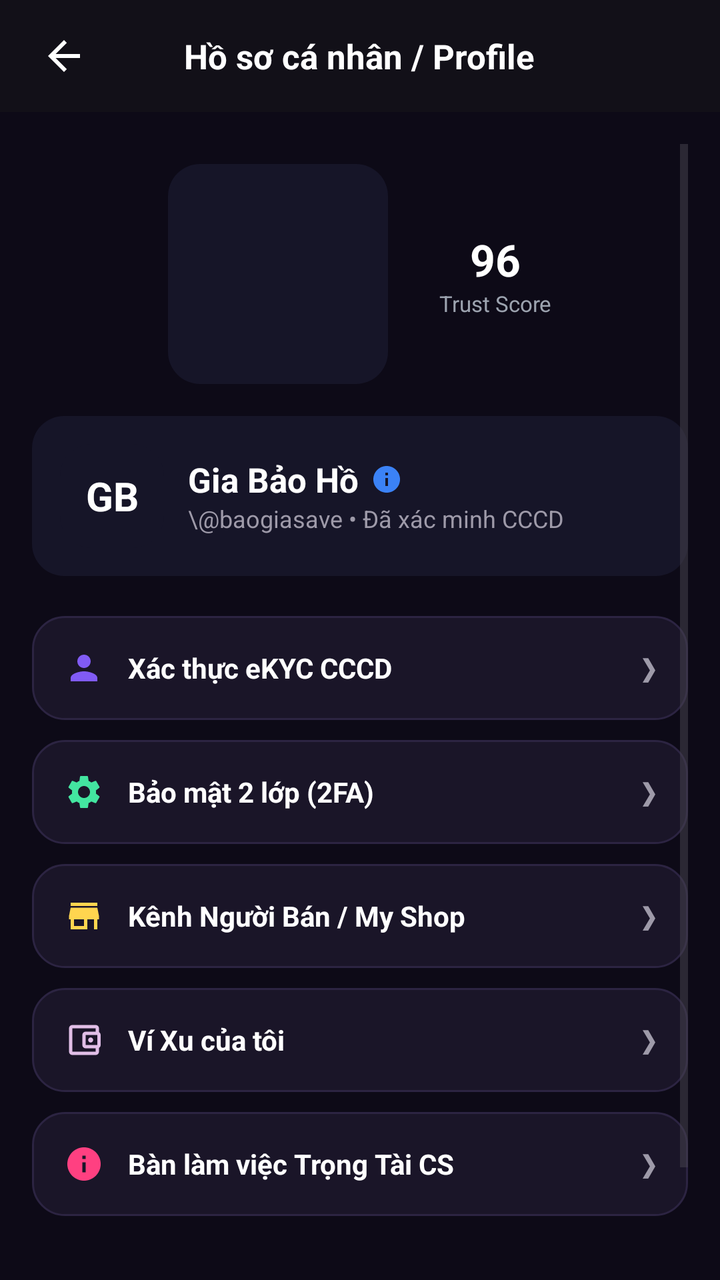
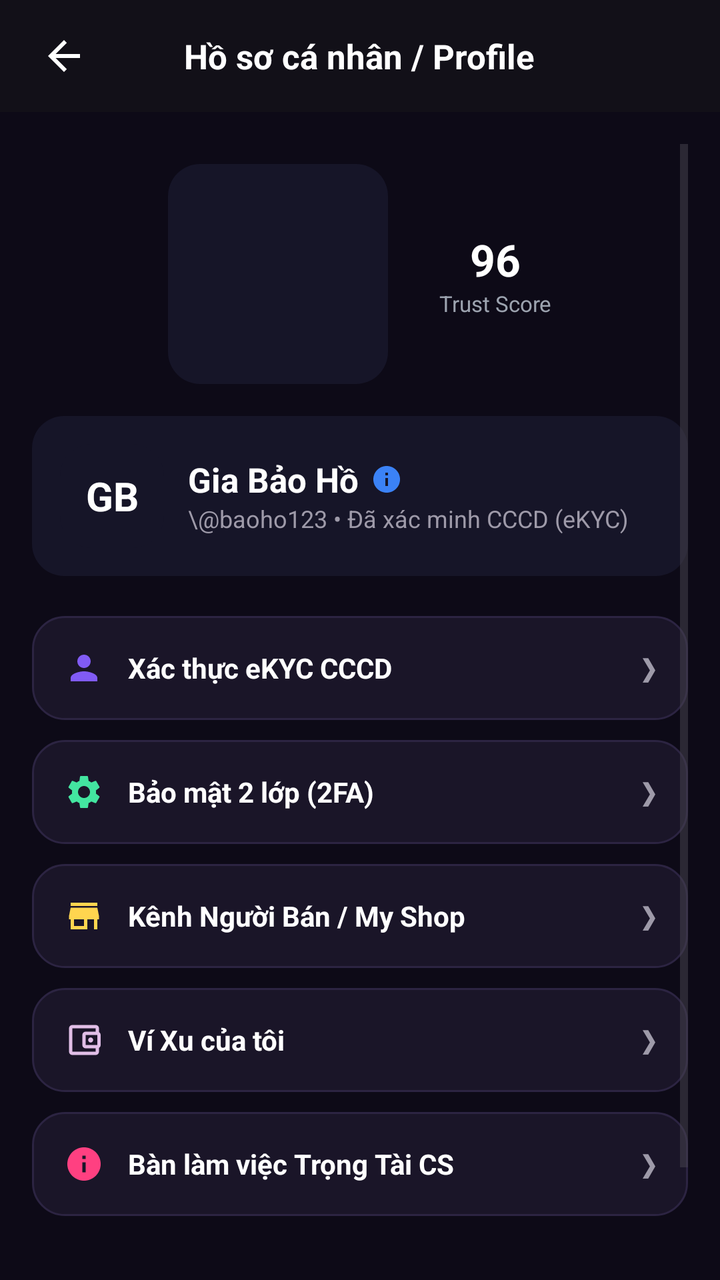

Two renders of the same Android screen: before a commit and after it. Below are the layout's source before the change and the commit's diff.
<!-- AndroidManifest.xml: application theme Theme.SSharing -->
<!-- res/layout/activity_profile.xml -->
<?xml version="1.0" encoding="utf-8"?>
<LinearLayout xmlns:android="http://schemas.android.com/apk/res/android"
    xmlns:app="http://schemas.android.com/apk/res-auto"
    android:layout_width="match_parent"
    android:layout_height="match_parent"
    android:background="#0D0A17"
    android:orientation="vertical">

    
    <RelativeLayout
        android:id="@+id/topBarProfile"
        android:layout_width="match_parent"
        android:layout_height="56dp"
        android:background="#121018"
        android:paddingHorizontal="16dp">

        <ImageView
            android:id="@+id/btnBackProfile"
            android:layout_width="32dp"
            android:layout_height="32dp"
            android:layout_centerVertical="true"
            android:clickable="true"
            android:focusable="true"
            android:contentDescription="Quay lại"
            android:padding="4dp"
            android:src="@drawable/ic_arrow_back"
            app:tint="#FFFFFF" />

        <TextView
            android:layout_width="wrap_content"
            android:layout_height="wrap_content"
            android:layout_centerInParent="true"
            android:text="Hồ sơ cá nhân / Profile"
            android:textColor="#FFFFFF"
            android:textSize="17sp"
            android:textStyle="bold" />
    </RelativeLayout>

    <ScrollView
        android:layout_width="match_parent"
        android:layout_height="match_parent"
        android:padding="16dp">

        <LinearLayout
            android:layout_width="match_parent"
            android:layout_height="wrap_content"
            android:orientation="vertical">

            
            <RelativeLayout
                android:layout_width="match_parent"
                android:layout_height="wrap_content"
                android:gravity="center"
                android:layout_marginTop="10dp">

                <ProgressBar
                    android:id="@+id/progressTrustScore"
                    style="?android:attr/progressBarStyleHorizontal"
                    android:layout_width="110dp"
                    android:layout_height="110dp"
                    android:progressDrawable="@drawable/bg_rounded_card"
                    android:progress="96"
                    android:max="100" />

                <LinearLayout
                    android:layout_width="wrap_content"
                    android:layout_height="wrap_content"
                    android:layout_centerInParent="true"
                    android:gravity="center"
                    android:orientation="vertical">
                    <TextView
                        android:layout_width="wrap_content"
                        android:layout_height="wrap_content"
                        android:text="96"
                        android:textColor="@color/text_white"
                        android:textSize="22sp"
                        android:textStyle="bold" />
                    <TextView
                        android:layout_width="wrap_content"
                        android:layout_height="wrap_content"
                        android:text="Trust Score"
                        android:textColor="@color/text_gray"
                        android:textSize="11sp" />
                </LinearLayout>
            </RelativeLayout>

            
            <LinearLayout
                android:layout_width="match_parent"
                android:layout_height="wrap_content"
                android:layout_marginTop="16dp"
                android:background="@drawable/bg_rounded_card"
                android:gravity="center_vertical"
                android:orientation="horizontal"
                android:padding="14dp">

                <TextView
                    android:layout_width="52dp"
                    android:layout_height="52dp"
                    android:background="@drawable/bg_rounded_card"
                    android:gravity="center"
                    android:text="GB"
                    android:textColor="#FFFFFF"
                    android:textSize="20sp"
                    android:textStyle="bold" />

                <LinearLayout
                    android:layout_width="match_parent"
                    android:layout_height="wrap_content"
                    android:layout_marginStart="12dp"
                    android:orientation="vertical">

                    <LinearLayout
                        android:layout_width="wrap_content"
                        android:layout_height="wrap_content"
                        android:orientation="horizontal"
                        android:gravity="center_vertical">

                        <TextView
                            android:layout_width="wrap_content"
                            android:layout_height="wrap_content"
                            android:text="Gia Bảo Hồ"
                            android:textColor="#FFFFFF"
                            android:textSize="17sp"
                            android:textStyle="bold" />

                        <ImageView
                            android:layout_width="16dp"
                            android:layout_height="16dp"
                            android:layout_marginStart="6dp"
                            android:src="@drawable/ic_info"
                            app:tint="@color/pin_blue" />
                    </LinearLayout>

                    <TextView
                        android:layout_width="wrap_content"
                        android:layout_height="wrap_content"
                        android:text="\@baogiasave • Đã xác minh CCCD"
                        android:textColor="#9E9AA9"
                        android:textSize="12sp" />
                </LinearLayout>
            </LinearLayout>

            
            <LinearLayout
                android:layout_width="match_parent"
                android:layout_height="wrap_content"
                android:orientation="vertical"
                android:layout_marginTop="20dp">

                
                <LinearLayout
                    android:id="@+id/btnMenuEkyc"
                    android:layout_width="match_parent"
                    android:layout_height="52dp"
                    android:background="@drawable/bg_card_dark"
                    android:gravity="center_vertical"
                    android:clickable="true"
                    android:focusable="true"
                    android:paddingHorizontal="16dp"
                    android:layout_marginBottom="10dp">
                    <ImageView
                        android:layout_width="20dp"
                        android:layout_height="20dp"
                        android:src="@drawable/ic_user"
                        app:tint="#815BF5" />
                    <TextView
                        android:layout_width="0dp"
                        android:layout_height="wrap_content"
                        android:layout_weight="1"
                        android:layout_marginStart="12dp"
                        android:text="Xác thực eKYC CCCD"
                        android:textColor="#FFFFFF"
                        android:textSize="14sp"
                        android:textStyle="bold" />
                    <TextView
                        android:layout_width="wrap_content"
                        android:layout_height="wrap_content"
                        android:text="❯"
                        android:textColor="#9E9AA9" />
                </LinearLayout>

                
                <LinearLayout
                    android:id="@+id/btnMenu2FA"
                    android:layout_width="match_parent"
                    android:layout_height="52dp"
                    android:background="@drawable/bg_card_dark"
                    android:gravity="center_vertical"
                    android:clickable="true"
                    android:focusable="true"
                    android:paddingHorizontal="16dp"
                    android:layout_marginBottom="10dp">
                    <ImageView
                        android:layout_width="20dp"
                        android:layout_height="20dp"
                        android:src="@drawable/ic_settings"
                        app:tint="#43E5A0" />
                    <TextView
                        android:layout_width="0dp"
                        android:layout_height="wrap_content"
                        android:layout_weight="1"
                        android:layout_marginStart="12dp"
                        android:text="Bảo mật 2 lớp (2FA)"
                        android:textColor="#FFFFFF"
                        android:textSize="14sp"
                        android:textStyle="bold" />
                    <TextView
                        android:layout_width="wrap_content"
                        android:layout_height="wrap_content"
                        android:text="❯"
                        android:textColor="#9E9AA9" />
                </LinearLayout>

                
                <LinearLayout
                    android:id="@+id/btnMenuSeller"
                    android:layout_width="match_parent"
                    android:layout_height="52dp"
                    android:background="@drawable/bg_card_dark"
                    android:gravity="center_vertical"
                    android:clickable="true"
                    android:focusable="true"
                    android:paddingHorizontal="16dp"
                    android:layout_marginBottom="10dp">
                    <ImageView
                        android:layout_width="20dp"
                        android:layout_height="20dp"
                        android:src="@drawable/ic_market"
                        app:tint="#FFD54F" />
                    <TextView
                        android:layout_width="0dp"
                        android:layout_height="wrap_content"
                        android:layout_weight="1"
                        android:layout_marginStart="12dp"
                        android:text="Kênh Người Bán / My Shop"
                        android:textColor="#FFFFFF"
                        android:textSize="14sp"
                        android:textStyle="bold" />
                    <TextView
                        android:layout_width="wrap_content"
                        android:layout_height="wrap_content"
                        android:text="❯"
                        android:textColor="#9E9AA9" />
                </LinearLayout>

                
                <LinearLayout
                    android:id="@+id/btnMenuWallet"
                    android:layout_width="match_parent"
                    android:layout_height="52dp"
                    android:background="@drawable/bg_card_dark"
                    android:gravity="center_vertical"
                    android:clickable="true"
                    android:focusable="true"
                    android:paddingHorizontal="16dp"
                    android:layout_marginBottom="10dp">
                    <ImageView
                        android:layout_width="20dp"
                        android:layout_height="20dp"
                        android:src="@drawable/ic_wallet"
                        app:tint="#E1BEE7" />
                    <TextView
                        android:layout_width="0dp"
                        android:layout_height="wrap_content"
                        android:layout_weight="1"
                        android:layout_marginStart="12dp"
                        android:text="Ví Xu của tôi"
                        android:textColor="#FFFFFF"
                        android:textSize="14sp"
                        android:textStyle="bold" />
                    <TextView
                        android:layout_width="wrap_content"
                        android:layout_height="wrap_content"
                        android:text="❯"
                        android:textColor="#9E9AA9" />
                </LinearLayout>

                
                <LinearLayout
                    android:id="@+id/btnMenuArbiter"
                    android:layout_width="match_parent"
                    android:layout_height="52dp"
                    android:background="@drawable/bg_card_dark"
                    android:gravity="center_vertical"
                    android:clickable="true"
                    android:focusable="true"
                    android:paddingHorizontal="16dp"
                    android:layout_marginBottom="10dp">
                    <ImageView
                        android:layout_width="20dp"
                        android:layout_height="20dp"
                        android:src="@drawable/ic_info"
                        app:tint="#FF4081" />
                    <TextView
                        android:layout_width="0dp"
                        android:layout_height="wrap_content"
                        android:layout_weight="1"
                        android:layout_marginStart="12dp"
                        android:text="Bàn làm việc Trọng Tài CS"
                        android:textColor="#FFFFFF"
                        android:textSize="14sp"
                        android:textStyle="bold" />
                    <TextView
                        android:layout_width="wrap_content"
                        android:layout_height="wrap_content"
                        android:text="❯"
                        android:textColor="#9E9AA9" />
                </LinearLayout>
            </LinearLayout>

            
            <Button
                android:id="@+id/btnLogout"
                android:layout_width="match_parent"
                android:layout_height="52dp"
                android:layout_marginTop="16dp"
                android:backgroundTint="@color/pin_pink"
                android:text="🚪 Đăng xuất"
                android:textColor="@color/text_white" />
        </LinearLayout>
    </ScrollView>
</LinearLayout>
<!-- resources referenced by this layout -->
<resources>
  <color name="pin_blue">#3B82F6</color>
  <color name="pin_pink">#EC4899</color>
  <color name="text_gray">#9CA3AF</color>
  <color name="text_white">#FFFFFF</color>
  <!-- drawable bg_card_dark (drawable) -->
  <?xml version="1.0" encoding="utf-8"?>
  <shape xmlns:android="http://schemas.android.com/apk/res/android">
      <solid android:color="#1A1528" />
      <corners android:radius="16dp" />
      <stroke android:width="1dp" android:color="#2C2442" />
  </shape>
  <!-- drawable bg_rounded_card (drawable) -->
  <?xml version="1.0" encoding="utf-8"?>
  <shape xmlns:android="http://schemas.android.com/apk/res/android">
      <solid android:color="@color/bg_card" />
      <corners android:radius="16dp" />
  </shape>
  <!-- drawable ic_arrow_back (drawable) -->
  <?xml version="1.0" encoding="utf-8"?>
  <vector xmlns:android="http://schemas.android.com/apk/res/android"
      android:width="24dp" android:height="24dp" android:viewportWidth="24" android:viewportHeight="24">
      <path android:fillColor="#FFFFFFFF" android:pathData="M20,11H7.83l5.59,-5.59L12,4l-8,8 8,8 1.41,-1.41L7.83,13H20v-2z"/>
  </vector>
  <!-- drawable ic_info (drawable) -->
  <?xml version="1.0" encoding="utf-8"?>
  <vector xmlns:android="http://schemas.android.com/apk/res/android"
      android:width="24dp" android:height="24dp" android:viewportWidth="24" android:viewportHeight="24">
      <path android:fillColor="#FFFFFFFF" android:pathData="M12,2C6.48,2 2,6.48 2,12s4.48,10 10,10 10,-4.48 10,-10S17.52,2 12,2zm1,15h-2v-6h2v6zm0,-8h-2V7h2v2z"/>
  </vector>
  <!-- drawable ic_market (drawable) -->
  <vector xmlns:android="http://schemas.android.com/apk/res/android"
      android:width="24dp"
      android:height="24dp"
      android:viewportWidth="24"
      android:viewportHeight="24">
      <path
          android:fillColor="#FFFFFFFF"
          android:pathData="M20,4H4v2h16V4zm0,3H4l-1,5v2h1v6h10v-6h4v6h2v-6h1v-2l-1,-5zm-8,11H6v-4h6v4z"/>
  </vector>
  <!-- drawable ic_settings (drawable) -->
  <vector xmlns:android="http://schemas.android.com/apk/res/android" android:height="24dp" android:tint="#FFFFFF" android:viewportHeight="24" android:viewportWidth="24" android:width="24dp">
        
      <path android:fillColor="@android:color/white" android:pathData="M19.14,12.94c0.04,-0.3 0.06,-0.61 0.06,-0.94c0,-0.32 -0.02,-0.64 -0.07,-0.94l2.03,-1.58c0.18,-0.14 0.23,-0.41 0.12,-0.61l-1.92,-3.32c-0.12,-0.22 -0.37,-0.29 -0.59,-0.22l-2.39,0.96c-0.5,-0.38 -1.03,-0.7 -1.62,-0.94L14.4,2.81c-0.04,-0.24 -0.24,-0.41 -0.48,-0.41h-3.84c-0.24,0 -0.43,0.17 -0.47,0.41L9.25,5.35C8.66,5.59 8.12,5.92 7.63,6.29L5.24,5.33c-0.22,-0.08 -0.47,0 -0.59,0.22L2.74,8.87C2.62,9.08 2.66,9.34 2.86,9.48l2.03,1.58C4.84,11.36 4.8,11.69 4.8,12s0.02,0.64 0.07,0.94l-2.03,1.58c-0.18,0.14 -0.23,0.41 -0.12,0.61l1.92,3.32c0.12,0.22 0.37,0.29 0.59,0.22l2.39,-0.96c0.5,0.38 1.03,0.7 1.62,0.94l0.36,2.54c0.05,0.24 0.24,0.41 0.48,0.41h3.84c0.24,0 0.44,-0.17 0.47,-0.41l0.36,-2.54c0.59,-0.24 1.13,-0.56 1.62,-0.94l2.39,0.96c0.22,0.08 0.47,0 0.59,-0.22l1.92,-3.32c0.12,-0.22 0.07,-0.47 -0.12,-0.61L19.14,12.94zM12,15.6c-1.98,0 -3.6,-1.62 -3.6,-3.6s1.62,-3.6 3.6,-3.6s3.6,1.62 3.6,3.6S13.98,15.6 12,15.6z"/>
      
  </vector>
  <!-- drawable ic_user (drawable) -->
  <vector xmlns:android="http://schemas.android.com/apk/res/android"
      android:width="24dp"
      android:height="24dp"
      android:viewportWidth="24"
      android:viewportHeight="24">
      <path
          android:fillColor="#FFFFFFFF"
          android:pathData="M12,12c2.21,0 4,-1.79 4,-4s-1.79,-4 -4,-4 -4,1.79 -4,4 1.79,4 4,4zm0,2c-2.67,0 -8,1.34 -8,4v2h16v-2c0,-2.66 -5.33,-4 -8,-4z"/>
  </vector>
  <style name="Theme.SSharing" parent="Base.Theme.SSharing" />
  <color name="bg_card">#161528</color>
  <style name="Base.Theme.SSharing" parent="Theme.Material3.DayNight.NoActionBar">
          
          
      </style>
  <!-- unchanged entries left out for length: 1 -->
</resources>

<!-- the commit's change to res/layout/activity_profile.xml (unified diff, before → after) -->
@@ -117,6 +117,7 @@
                         android:gravity="center_vertical">
 
                         <TextView
+                            android:id="@+id/tvProfileFullName"
                             android:layout_width="wrap_content"
                             android:layout_height="wrap_content"
                             android:text="Gia Bảo Hồ"
@@ -128,14 +129,16 @@
                             android:layout_width="16dp"
                             android:layout_height="16dp"
                             android:layout_marginStart="6dp"
+                            android:contentDescription="Tín nhiệm"
                             android:src="@drawable/ic_info"
                             app:tint="@color/pin_blue" />
                     </LinearLayout>
 
                     <TextView
-                        android:layout_width="wrap_content"
-                        android:layout_height="wrap_content"
-                        android:text="\@baogiasave • Đã xác minh CCCD"
+                        android:id="@+id/tvProfileEmailPhone"
+                        android:layout_width="wrap_content"
+                        android:layout_height="wrap_content"
+                        android:text="\@baoho123 • Đã xác minh CCCD (eKYC)"
                         android:textColor="#9E9AA9"
                         android:textSize="12sp" />
                 </LinearLayout>
